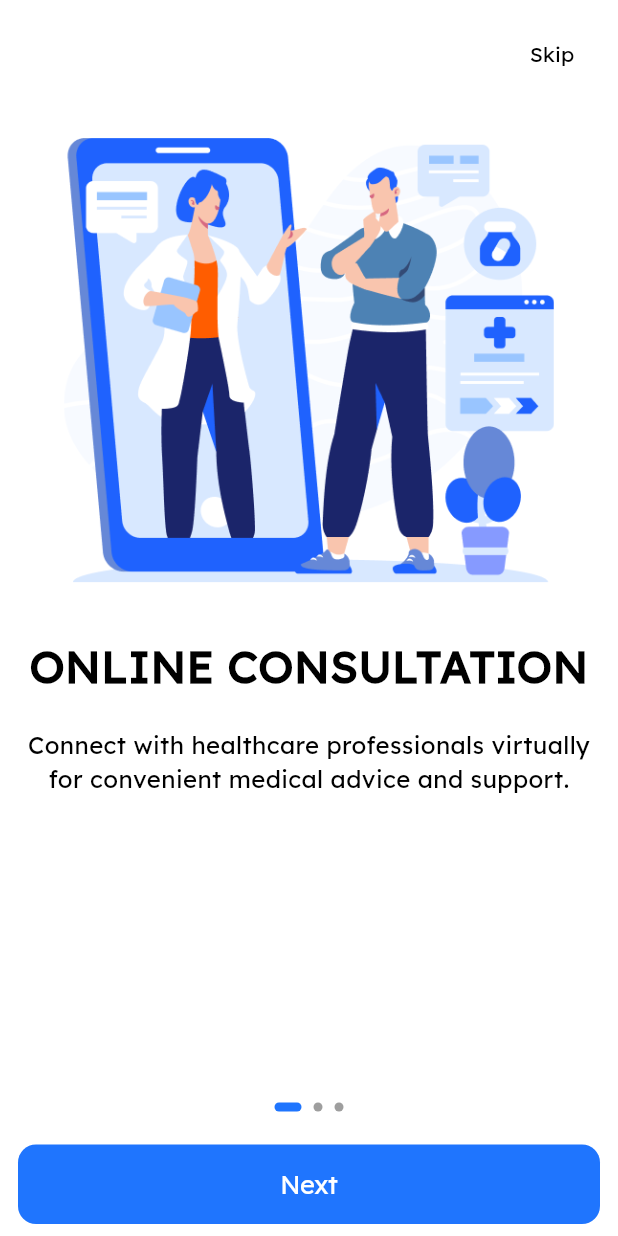
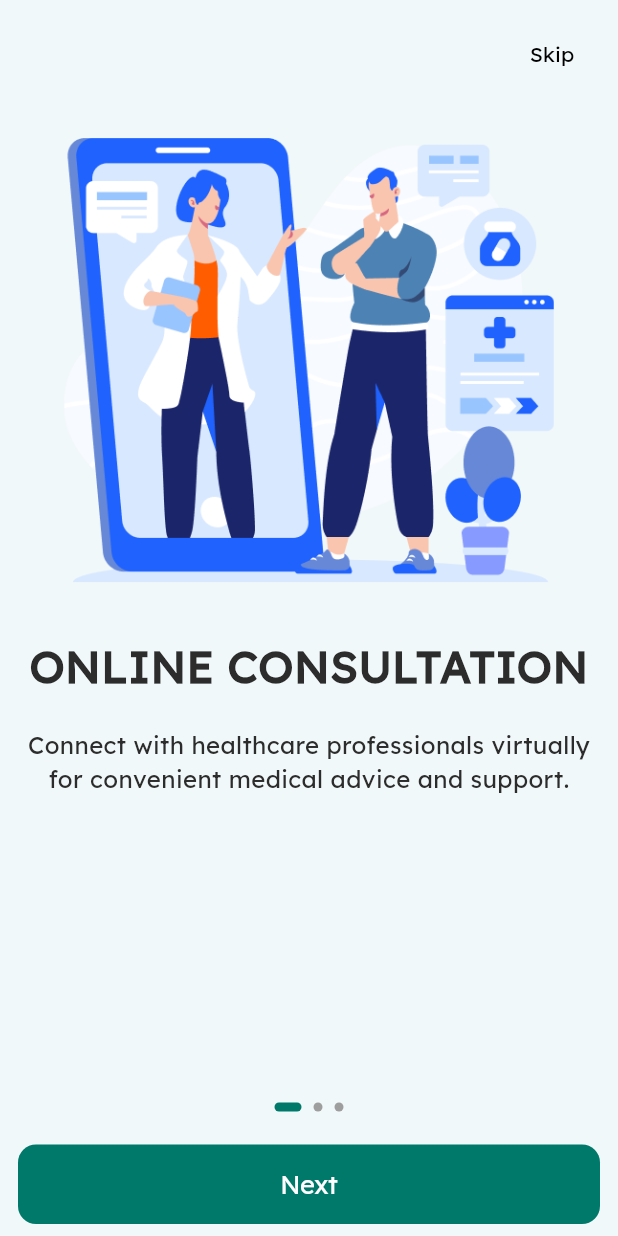
Before and after one commit to MahmoudMadihBedier/Medcare, a Flutter app: the screen it shows after launch, on a phone screen of 412 x 824 dp. Run offline on Flutter 3.47's test engine with Material 3 defaults, Android fonts, the light colour scheme and no system bars; drawn by our look-alikes of smooth_page_indicator; our stand-ins replace flutter_animate, flutter_svg, google_fonts, hooks_riverpod, shared_preferences.

Commit message:
solve the bug of the cmak

```diff
--- a/lib/constants/app_colors.dart
+++ b/lib/constants/app_colors.dart
@@ -1,6 +1,6 @@
 import 'package:flutter/material.dart';
 
-Color primaryColor = Color(0xFF1F75FE);
-Color secondaryColor = Color(0xFFA6D5A7);
-Color bgColor = Color(0xFFFFFFFF);
-Color textColor = Color(0xFF000000);
+Color primaryColor = Color(0xFF00796B);   // Teal Green (symbolizing health and renewal)
+Color secondaryColor = Color(0xFF80CBC4); // Light Teal (for a soothing effect)
+Color bgColor = Color(0xFFF1F8F9);       // Soft Cyan White (clean and fresh)
+Color textColor = Color(0xFF2C2C2C);     // Dark Gray (for readability and contrast)
```
Also changed, not shown: assets/images/hospitals/alandalusiahospital.png (added), assets/images/hospitals/alslam.png (added), assets/images/hospitals/bate.jpeg (added), assets/images/hospitals/download.jpeg (added), pubspec.lock, 125 other files.
